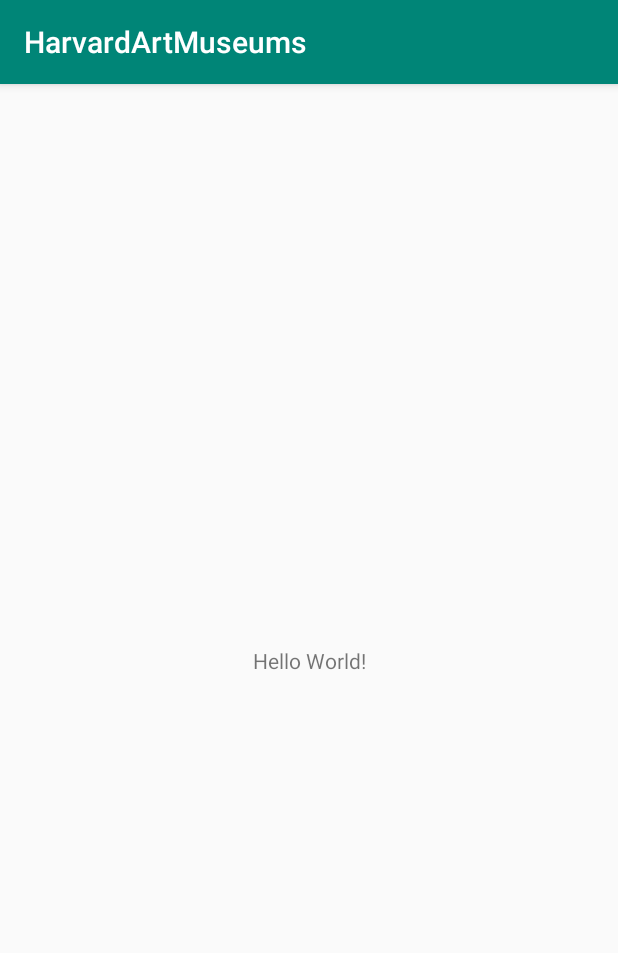
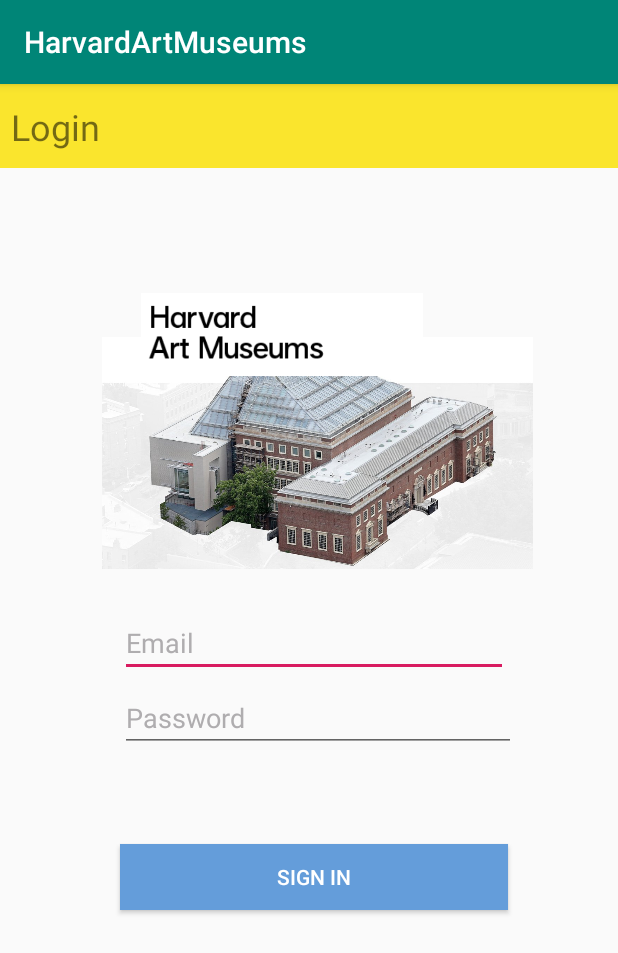
Before and after one commit to alexanmm/HarvardArtMuseums, an Android app: the screen it shows after launch (MainActivity), on a phone screen of 412 x 824 dp. Shown: the top 953 px of the screen. Run offline under Robolectric (Android 15) with nearby library versions, the light colour scheme and no system bars.

```diff
--- a/app/src/main/res/layout/activity_main.xml
+++ b/app/src/main/res/layout/activity_main.xml
@@ -1,18 +1,110 @@
 <?xml version="1.0" encoding="utf-8"?>
-<android.support.constraint.ConstraintLayout xmlns:android="http://schemas.android.com/apk/res/android"
+<RelativeLayout xmlns:android="http://schemas.android.com/apk/res/android"
     xmlns:app="http://schemas.android.com/apk/res-auto"
     xmlns:tools="http://schemas.android.com/tools"
     android:layout_width="match_parent"
     android:layout_height="match_parent"
     tools:context=".MainActivity">
 
+    <EditText
+        android:id="@+id/Email"
+        android:layout_width="match_parent"
+        android:layout_height="wrap_content"
+        android:layout_marginStart="80dp"
+        android:layout_marginLeft="80dp"
+        android:layout_marginTop="350dp"
+        android:layout_marginEnd="73dp"
+        android:layout_marginRight="73dp"
+        android:ems="10"
+        android:inputType="textPersonName"
+        android:text="Email"
+        android:textColor="#AFADAF" />
+
+
+    <EditText
+        android:id="@+id/Password"
+        android:layout_width="match_parent"
+        android:layout_height="wrap_content"
+        android:layout_marginStart="80dp"
+        android:layout_marginLeft="80dp"
+        android:layout_marginTop="400dp"
+        android:layout_marginEnd="68dp"
+        android:layout_marginRight="68dp"
+        android:layout_marginBottom="282dp"
+        android:ems="10"
+        android:inputType="textPersonName"
+        android:text="Password"
+        android:textColor="#AFADAF" />
+
+    <android.support.v7.widget.Toolbar
+        android:id="@+id/toolbar"
+        android:layout_width="match_parent"
+        android:layout_height="wrap_content"
+        android:background="#FAE52D"
+        android:minHeight="?attr/actionBarSize"
+        android:theme="?attr/actionBarTheme" />
+
+    <ImageView
+        android:id="@+id/imageView"
+        android:layout_width="287dp"
+        android:layout_height="177dp"
+        android:layout_alignTop="@+id/toolbar"
+        android:layout_marginStart="68dp"
+        android:layout_marginLeft="68dp"
+        android:layout_marginTop="157dp"
+        android:layout_marginEnd="55dp"
+        android:layout_marginRight="55dp"
+        app:srcCompat="@drawable/ryan_fogg29_arts" />
+
+    <ImageView
+        android:id="@+id/imageView2"
+        android:layout_width="187dp"
+        android:layout_height="94dp"
+        android:layout_alignStart="@+id/toolbar"
+        android:layout_alignLeft="@+id/toolbar"
+        android:layout_alignTop="@+id/toolbar"
+        android:layout_alignParentEnd="true"
+        android:layout_alignParentRight="true"
+        android:layout_marginStart="94dp"
+        android:layout_marginLeft="94dp"
+        android:layout_marginTop="120dp"
+        android:layout_marginEnd="130dp"
+        android:layout_marginRight="130dp"
+        app:srcCompat="@drawable/Splash_02" />
+
+    <Button
+        android:id="@+id/Signin"
+        android:layout_width="258dp"
+        android:layout_height="44dp"
+        android:layout_alignStart="@+id/toolbar"
+        android:layout_alignLeft="@+id/toolbar"
+        android:layout_alignEnd="@+id/toolbar"
+        android:layout_alignRight="@+id/toolbar"
+        android:layout_alignParentBottom="true"
+        android:layout_marginStart="80dp"
+        android:layout_marginLeft="80dp"
+        android:layout_marginEnd="73dp"
+        android:layout_marginRight="73dp"
+        android:layout_marginBottom="217dp"
+        android:background="#649DDA"
+        android:text="Sign in"
+        android:textColor="#ffffff" />
+
     <TextView
-        android:layout_width="wrap_content"
-        android:layout_height="wrap_content"
-        android:text="Hello World!"
-        app:layout_constraintBottom_toBottomOf="parent"
-        app:layout_constraintLeft_toLeftOf="parent"
-        app:layout_constraintRight_toRightOf="parent"
-        app:layout_constraintTop_toTopOf="parent" />
+        android:id="@+id/textView3"
+        android:layout_width="69dp"
+        android:layout_height="32dp"
+        android:layout_alignStart="@+id/toolbar"
+        android:layout_alignLeft="@+id/toolbar"
+        android:layout_alignEnd="@+id/toolbar"
+        android:layout_alignRight="@+id/toolbar"
+        android:layout_alignBottom="@+id/toolbar"
+        android:layout_marginStart="7dp"
+        android:layout_marginLeft="7dp"
+        android:layout_marginEnd="334dp"
+        android:layout_marginRight="334dp"
+        android:layout_marginBottom="12dp"
+        android:text="Login"
+        android:textSize="24sp" />
 
-</android.support.constraint.ConstraintLayout>
+</RelativeLayout>
```
Also changed, not shown: app/src/main/res/drawable/BtnLoginFacebook (1).png (added), app/src/main/res/drawable/BtnLoginGoogle.png (added), app/src/main/res/drawable/Splash_02.png (added), app/src/main/res/drawable/ryan_fogg29_arts.jpg (added).
